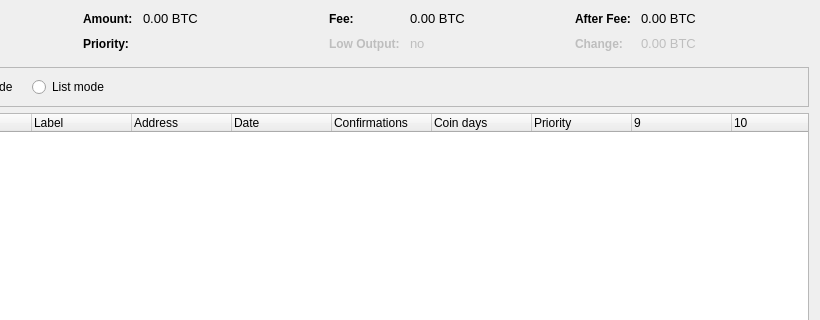
First picture: the form in src/qt/forms/coincontroldialog.ui, repository gabrielpgava/nubits, before the edit; both pictures show x 180 to 1000 and y 0 to 320 of the 1000 by 500 pixel window.
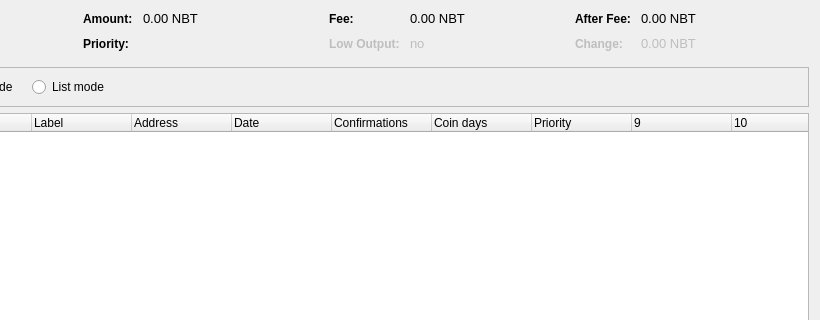
Second picture: the form after the edit. Custom widgets are drawn as their Qt base class.

The edit to the form file:
```diff
--- a/src/qt/forms/coincontroldialog.ui
+++ b/src/qt/forms/coincontroldialog.ui
@@ -150,7 +150,7 @@
           <enum>Qt::ActionsContextMenu</enum>
          </property>
          <property name="text">
-          <string>0.00 BTC</string>
+          <string>0.00 NBT</string>
          </property>
          <property name="textInteractionFlags">
           <set>Qt::LinksAccessibleByMouse|Qt::TextSelectableByKeyboard|Qt::TextSelectableByMouse</set>
@@ -236,7 +236,7 @@
           <enum>Qt::ActionsContextMenu</enum>
          </property>
          <property name="text">
-          <string>0.00 BTC</string>
+          <string>0.00 NBT</string>
          </property>
          <property name="textInteractionFlags">
           <set>Qt::LinksAccessibleByMouse|Qt::TextSelectableByKeyboard|Qt::TextSelectableByMouse</set>
@@ -328,7 +328,7 @@
           <enum>Qt::ActionsContextMenu</enum>
          </property>
          <property name="text">
-          <string>0.00 BTC</string>
+          <string>0.00 NBT</string>
          </property>
          <property name="textInteractionFlags">
           <set>Qt::LinksAccessibleByMouse|Qt::TextSelectableByKeyboard|Qt::TextSelectableByMouse</set>
@@ -369,7 +369,7 @@
           <enum>Qt::ActionsContextMenu</enum>
          </property>
          <property name="text">
-          <string>0.00 BTC</string>
+          <string>0.00 NBT</string>
          </property>
          <property name="textInteractionFlags">
           <set>Qt::LinksAccessibleByMouse|Qt::TextSelectableByKeyboard|Qt::TextSelectableByMouse</set>
```
